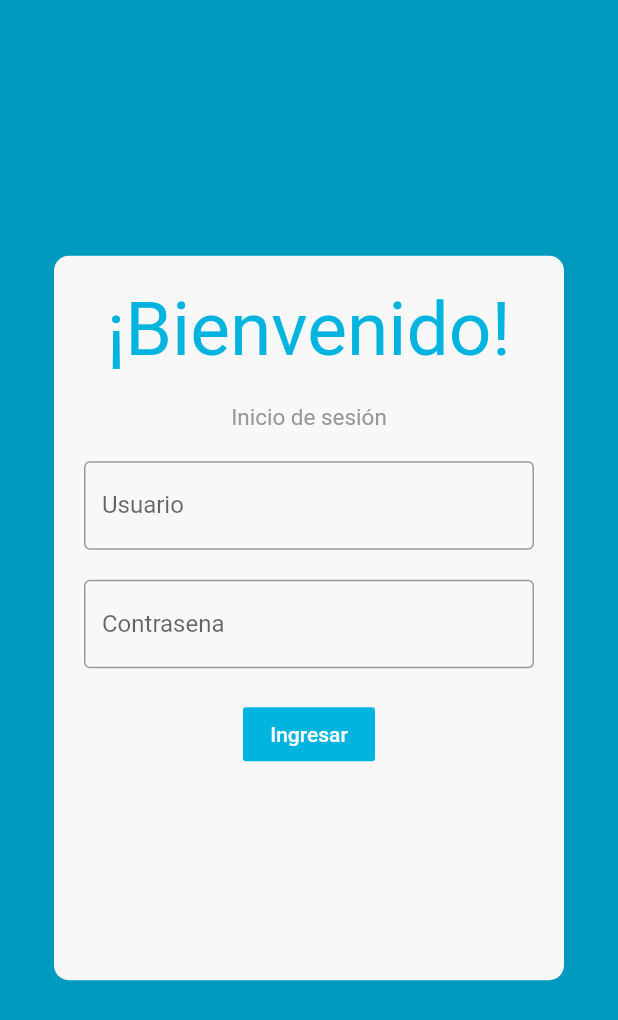
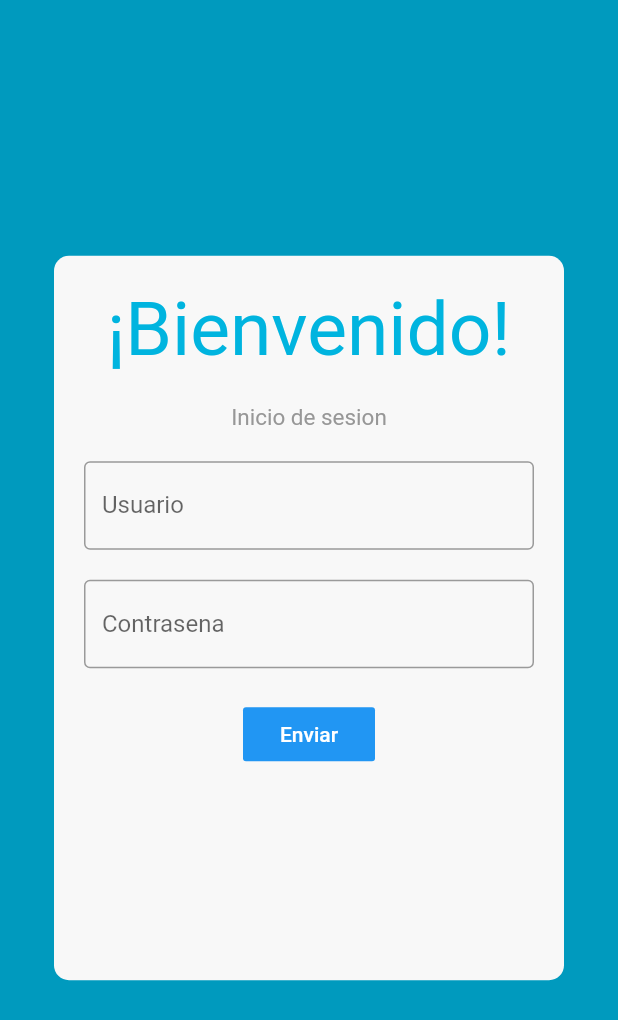
Before and after one commit to lecocchi/flutter_ui, a Flutter app: the screen it shows after launch, on a phone screen of 412 x 824 dp. Shown: the top 1020 px of the screen. Run offline on Flutter 3.47's test engine with Material 2 defaults, Android fonts, the phone set to English and light mode, and no system bars.

Commit message:
refactor a widgets independientes

```diff
--- a/lib/login_view.dart
+++ b/lib/login_view/login_view.dart
@@ -1,4 +1,7 @@
 import 'package:flutter/material.dart';
+import 'package:flutter_ui/login_view/widgets/subtitle_widget.dart';
+import 'package:flutter_ui/login_view/widgets/title_widget.dart';
+import 'package:flutter_ui/widgets/generic_button_widget.dart';
 
 class LoginView extends StatelessWidget {
   const LoginView({Key key}) : super(key: key);
@@ -20,38 +23,26 @@ class LoginView extends StatelessWidget {
             crossAxisAlignment: CrossAxisAlignment.center,
             // mainAxisAlignment: MainAxisAlignment.center,
             children: <Widget>[
-              _buildWellcome(),
-              _buildSession(),
+              TitleWidget(
+                titleLabel: null,
+              ),
+              SubtitleWidget(
+                label: 'Inicio de sesion',
+              ),
               _buildTextField(labelText: 'Usuario'),
               SizedBox(height: 20),
               _buildTextField(
                 labelText: 'Contrasena',
                 obscureText: true,
               ),
-              _buildButton(),
+              GenericButtonWidget(
+                bgColor: Colors.blue,
+                label: 'Enviar',
+                margin: 20,
+                textStyle: TextStyle(color: Colors.white),
+              ),
             ],
           ),
-        ),
-      ),
-    );
-  }
-
-  Widget _buildWellcome() {
-    return Container(
-      margin: EdgeInsets.only(bottom: 20),
-      child: Text('¡Bienvenido!',
-          style: TextStyle(color: Color(0xFF00B4DF), fontSize: 50)),
-    );
-  }
-
-  Widget _buildSession() {
-    return Container(
-      margin: EdgeInsets.only(bottom: 20),
-      child: Text(
-        'Inicio de sesión',
-        style: TextStyle(
-          fontSize: 15,
-          color: Color(0xFF979797),
         ),
       ),
     );
@@ -67,20 +58,4 @@ class LoginView extends StatelessWidget {
       ),
     );
   }
-
-  Widget _buildButton() {
-    return Container(
-      margin: EdgeInsets.only(top: 20),
-      child: FlatButton(
-        //cuando es presionado, llama a un metodo
-        onPressed: () {},
-        child: Text(
-          'Ingresar',
-          style: TextStyle(color: Colors.white),
-        ),
-        color: Color(0xFF00B4DF),
-        highlightColor: Colors.black,
-      ),
-    );
-  }
 }
--- /dev/null
+++ b/lib/login_view/widgets/subtitle_widget.dart
@@ -0,0 +1,23 @@
+import 'package:flutter/material.dart';
+
+class SubtitleWidget extends StatelessWidget {
+  const SubtitleWidget({
+    Key key,
+    @required this.label,
+  }) : super(key: key);
+  final String label;
+
+  @override
+  Widget build(BuildContext context) {
+    return Container(
+      margin: EdgeInsets.only(bottom: 20),
+      child: Text(
+        label ?? 'Inicio de sesión',
+        style: TextStyle(
+          fontSize: 15,
+          color: Color(0xFF979797),
+        ),
+      ),
+    );
+  }
+}
--- /dev/null
+++ b/lib/login_view/widgets/title_widget.dart
@@ -0,0 +1,18 @@
+import 'package:flutter/material.dart';
+
+class TitleWidget extends StatelessWidget {
+  TitleWidget({
+    @required this.titleLabel,
+  });
+
+  final String titleLabel;
+
+  @override
+  Widget build(BuildContext context) {
+    return Container(
+      margin: EdgeInsets.only(bottom: 20),
+      child: Text(titleLabel ?? '¡Bienvenido!',
+          style: TextStyle(color: Color(0xFF00B4DF), fontSize: 50)),
+    );
+  }
+}
--- a/lib/main.dart
+++ b/lib/main.dart
@@ -1,5 +1,5 @@
 import 'package:flutter/material.dart';
-import 'package:flutter_ui/login_view.dart';
+import 'package:flutter_ui/login_view/login_view.dart';
 
 void main() => runApp(MyApp());
 
--- /dev/null
+++ b/lib/widgets/generic_button_widget.dart
@@ -0,0 +1,34 @@
+import 'package:flutter/material.dart';
+
+class GenericButtonWidget extends StatelessWidget {
+  final String label;
+  final Color bgColor;
+  final double margin;
+  final TextStyle textStyle;
+
+  const GenericButtonWidget({
+    Key key,
+    this.label,
+    this.bgColor,
+    this.margin,
+    this.textStyle,
+  }) : super(key: key);
+
+  @override
+  Widget build(BuildContext context) {
+    return Container(
+      margin: EdgeInsets.only(top: margin),
+      child: FlatButton(
+        onPressed: () {
+          print('Hola');
+        },
+        child: Text(
+          label,
+          style: textStyle,
+        ),
+        color: bgColor,
+        highlightColor: bgColor,
+      ),
+    );
+  }
+}
```
